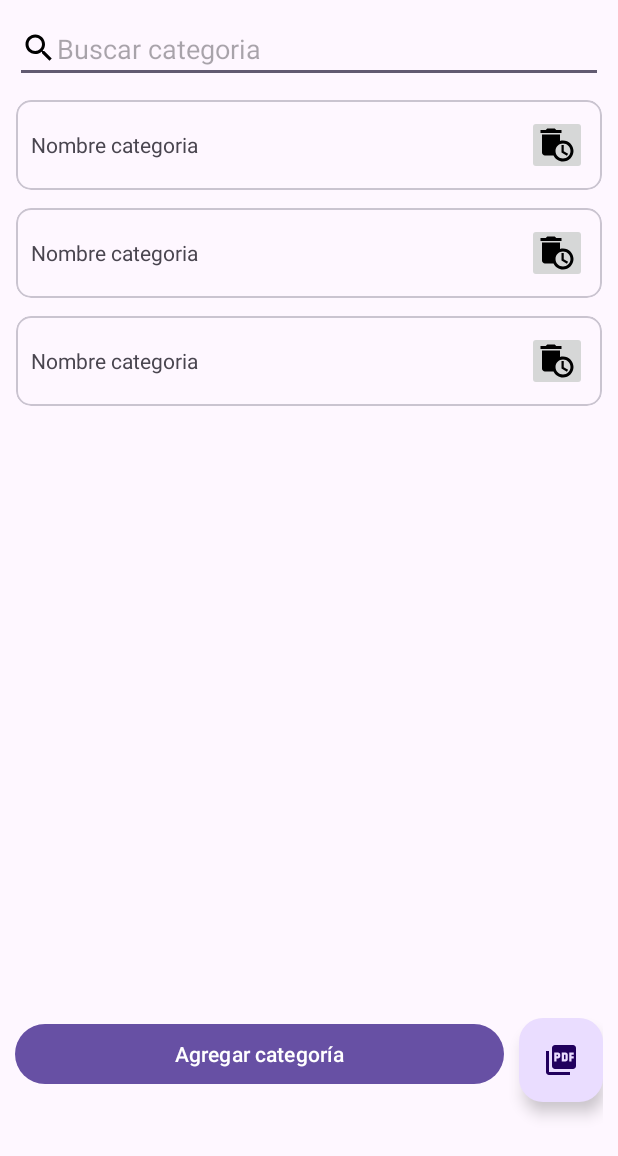
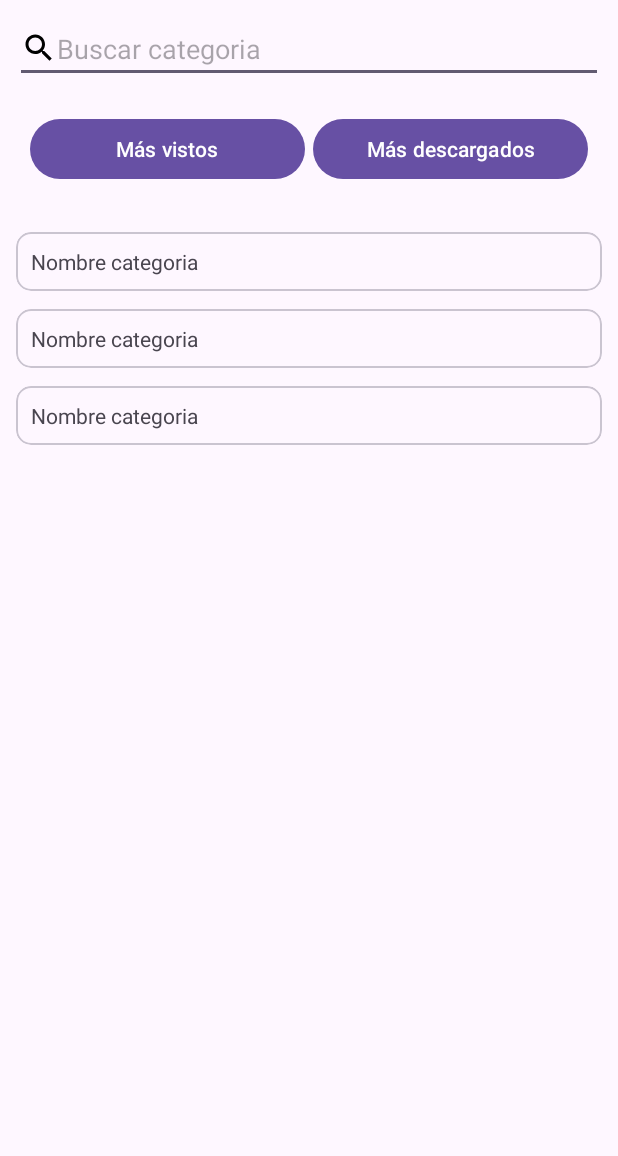
Before and after one commit to CamiloxX/KoalaApp, an Android app: the layout fragment_admin_dashboard.xml on its own in the app's theme, with its tools: preview values and no code run, on a phone screen of 412 x 824 dp. Shown: the top 1156 px of the screen. Run offline under Robolectric (Android 15) with nearby library versions, the phone set to English and light mode, and no system bars.

```diff
--- a/app/src/main/res/layout/fragment_admin_dashboard.xml
+++ b/app/src/main/res/layout/fragment_admin_dashboard.xml
@@ -18,7 +18,38 @@
 
     </EditText>
 
+    <!--Libros más vistos - más descargados-->
+<androidx.appcompat.widget.LinearLayoutCompat
+    android:id="@+id/LibrosMVMD"
+    android:layout_width="match_parent"
+    android:layout_height="wrap_content"
+    android:layout_below="@+id/Buscar_categoria"
+    android:padding="20dp"
+    android:orientation="horizontal">
 
+
+    <!--Más vistos-->
+    <com.google.android.material.button.MaterialButton
+        android:id="@+id/Btn_mas_vistos"
+        android:layout_width="0dp"
+        android:layout_height="wrap_content"
+        android:text="@string/Btn_mas_vistos"
+        android:layout_weight="1">
+
+    </com.google.android.material.button.MaterialButton>
+
+    <!--Más descargados-->
+    <com.google.android.material.button.MaterialButton
+        android:id="@+id/Btn_mas_descargados"
+        android:layout_width="0dp"
+        android:layout_height="wrap_content"
+        android:layout_marginStart="5dp"
+        android:text="@string/Btn_mas_descargados"
+        android:layout_weight="1">
+
+    </com.google.android.material.button.MaterialButton>
+
+</androidx.appcompat.widget.LinearLayoutCompat>
 
 
 
@@ -26,7 +57,7 @@
        android:id="@+id/categoriasRv"
         android:layout_width="match_parent"
         android:layout_height="match_parent"
-        android:layout_below="@+id/Buscar_categoria"
+        android:layout_below="@+id/LibrosMVMD"
         android:layout_above="@+id/Ll_dashboard"
         android:layout_marginStart="5dp"
         android:layout_marginTop="5dp"
@@ -46,27 +77,8 @@
     android:layout_marginBottom="10dp"
     android:layout_alignParentBottom="true"
     android:layout_width="match_parent"
-    android:layout_height="135dp"
+    android:layout_height="70dp"
     >
-
-     <!--Agregar categoria -->
-    <com.google.android.material.button.MaterialButton
-        android:id="@+id/Btn_agregar_categoria"
-        android:layout_width="match_parent"
-        android:layout_height="wrap_content"
-        android:text="@string/Btn_agregar_categoria"
-        android:layout_weight="1">
-    </com.google.android.material.button.MaterialButton>
-
-
-       <com.google.android.material.floatingactionbutton.FloatingActionButton
-           android:id="@+id/Agregar_pdf"
-           android:src="@drawable/ic_pdf"
-           android:layout_marginStart="10dp"
-           android:layout_width="wrap_content"
-           android:layout_height="wrap_content">
-
-       </com.google.android.material.floatingactionbutton.FloatingActionButton>
 
 
 
--- a/app/src/main/res/layout/item_categoria_admin.xml
+++ b/app/src/main/res/layout/item_categoria_admin.xml
@@ -30,14 +30,7 @@
 
 
 
-        <!--Eliminar la categoria-->
-        <ImageButton
-            android:id="@+id/Eliminar_cat"
-            android:src="@drawable/ic_eliminar_cat"
-            android:layout_width="40dp"
-            android:layout_height="40dp">
 
-        </ImageButton>
 
 
     </androidx.appcompat.widget.LinearLayoutCompat>
--- a/app/src/main/res/values/strings.xml
+++ b/app/src/main/res/values/strings.xml
@@ -96,4 +96,10 @@
     <string name="Btn_Actualizar">Actualizar </string>
     <string name="Btn_descargar_libro">Descargar</string>
     <string name="Btn_favoritos_libro">Favorito</string>
+
+
+    <string name="Btn_mas_vistos">Más vistos</string>
+    <string name="Btn_mas_descargados">Más descargados</string>
+
+
 </resources>
```
Also changed, not shown: app/src/main/AndroidManifest.xml (+8 -3 lines), app/src/main/java/com/example/koalaap/Administrador/AdaptadorCategoria.kt (+1 -15 lines), app/src/main/java/com/example/koalaap/Administrador/Fragmentos_Admin/Fragment_admin_dashboard.kt (+7 -6 lines), app/src/main/java/com/example/koalaap/Administrador/TopDescargados.kt (added, +49 -0 lines), app/src/main/java/com/example/koalaap/Administrador/TopVistos.kt (added, +49 -0 lines), app/src/main/res/layout/activity_top_descargados.xml (added, +21 -0 lines), app/src/main/res/layout/activity_top_vistos.xml (added, +20 -0 lines), 451 other files.
